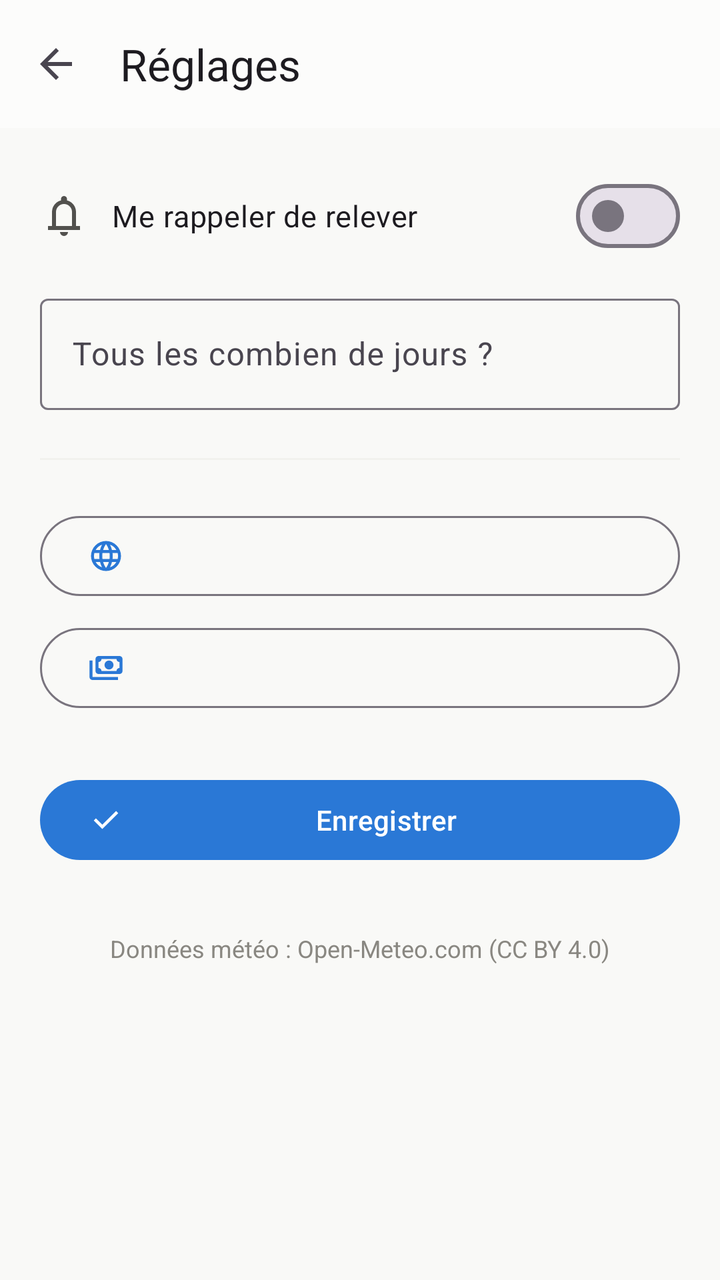
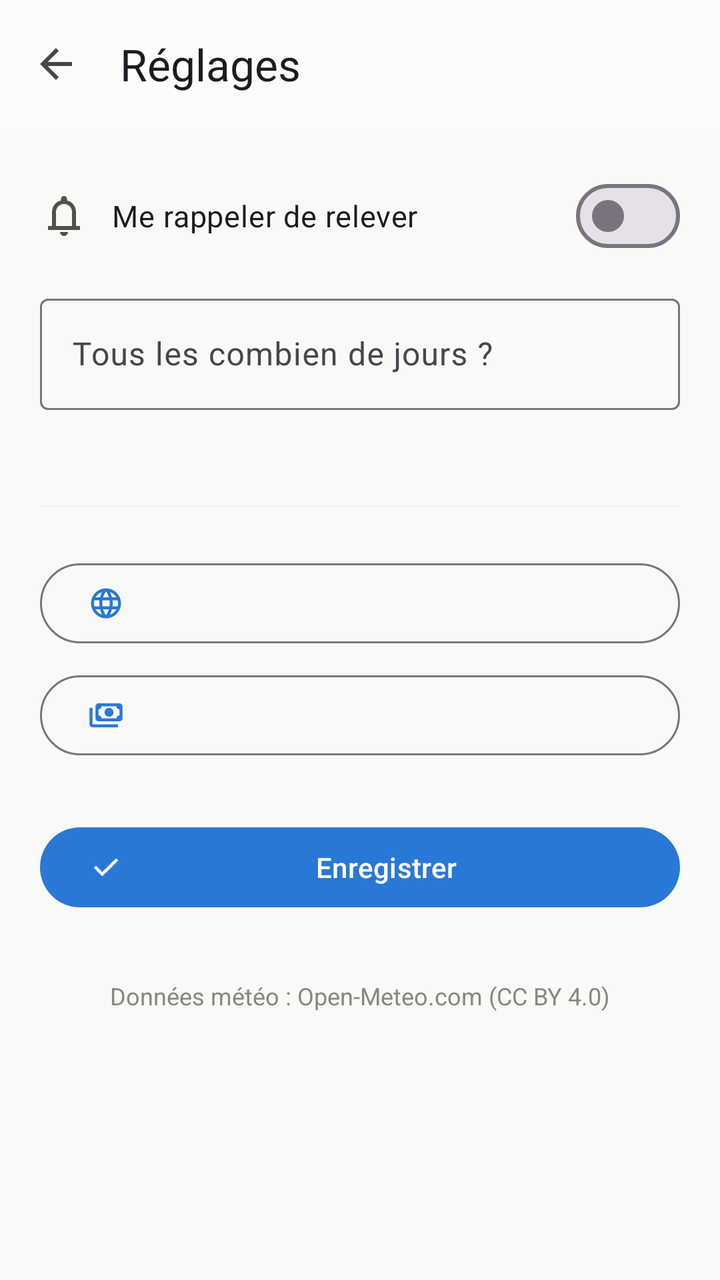

The first picture is an Android layout as it rendered before a commit; the second is the same layout after the commit. The layout source and the unified diff follow.
<!-- AndroidManifest.xml: application theme Theme.SuiviCompteurs -->
<!-- res/layout/activity_reglages.xml -->
<?xml version="1.0" encoding="utf-8"?>
<LinearLayout xmlns:android="http://schemas.android.com/apk/res/android"
    xmlns:app="http://schemas.android.com/apk/res-auto"
    android:id="@+id/root"
    android:layout_width="match_parent"
    android:layout_height="match_parent"
    android:orientation="vertical"
    android:background="@color/plan">

    <com.google.android.material.appbar.MaterialToolbar
        android:id="@+id/barre"
        android:layout_width="match_parent"
        android:layout_height="?attr/actionBarSize"
        android:background="@color/surface"
        app:navigationIcon="@drawable/ic_retour"
        app:title="@string/titre_reglages" />

    <ScrollView
        android:layout_width="match_parent"
        android:layout_height="0dp"
        android:layout_weight="1">

        <LinearLayout
            android:layout_width="match_parent"
            android:layout_height="wrap_content"
            android:orientation="vertical"
            android:padding="20dp">

            <com.google.android.material.materialswitch.MaterialSwitch
                android:id="@+id/interrupteurRappel"
                android:drawableStart="@drawable/ic_rappel"
                android:drawablePadding="12dp"
                app:drawableTint="@color/encre_2"
                android:layout_width="match_parent"
                android:layout_height="wrap_content"
                android:text="@string/rappel_titre_reglage"
                android:textSize="15sp" />

            <LinearLayout
                android:id="@+id/blocJours"
                android:layout_width="match_parent"
                android:layout_height="wrap_content"
                android:layout_marginTop="12dp"
                android:orientation="vertical">

                <com.google.android.material.textfield.TextInputLayout
                    style="@style/Widget.Material3.TextInputLayout.OutlinedBox"
                    android:layout_width="match_parent"
                    android:layout_height="wrap_content"
                    android:hint="@string/rappel_intervalle">

                    <com.google.android.material.textfield.TextInputEditText
                        android:id="@+id/champJours"
                        android:layout_width="match_parent"
                        android:layout_height="wrap_content"
                        android:inputType="number" />
                </com.google.android.material.textfield.TextInputLayout>
            </LinearLayout>

            <View
                android:layout_width="match_parent"
                android:layout_height="1dp"
                android:layout_marginVertical="24dp"
                android:background="@color/bandeau_calme" />

            <com.google.android.material.button.MaterialButton
                android:id="@+id/boutonLangue"
                app:icon="@drawable/ic_langue"
                style="@style/Widget.Material3.Button.OutlinedButton"
                android:layout_width="match_parent"
                android:layout_height="wrap_content" />

            <com.google.android.material.button.MaterialButton
                android:id="@+id/boutonDevise"
                app:icon="@drawable/ic_devise"
                style="@style/Widget.Material3.Button.OutlinedButton"
                android:layout_width="match_parent"
                android:layout_height="wrap_content"
                android:layout_marginTop="8dp" />

            <com.google.android.material.button.MaterialButton
                android:id="@+id/boutonEnregistrer"
                app:icon="@drawable/ic_valider"
                android:layout_width="match_parent"
                android:layout_height="wrap_content"
                android:layout_marginTop="28dp"
                android:text="@string/enregistrer" />

            
            <com.google.android.material.button.MaterialButton
                android:id="@+id/boutonDons"
                app:icon="@drawable/ic_dons"
                app:iconTint="@color/critique"
                style="@style/Widget.Material3.Button.TextButton"
                android:layout_width="match_parent"
                android:layout_height="wrap_content"
                android:layout_marginTop="16dp"
                android:text="@string/soutenir"
                android:visibility="gone" />

            
            <TextView
                android:layout_width="match_parent"
                android:layout_height="wrap_content"
                android:layout_marginTop="32dp"
                android:gravity="center"
                android:text="@string/source_meteo"
                android:textColor="@color/encre_3"
                android:textSize="12sp" />

            
            <TextView
                android:id="@+id/texteVersion"
                android:layout_width="match_parent"
                android:layout_height="wrap_content"
                android:layout_marginTop="4dp"
                android:gravity="center"
                android:textColor="@color/encre_3"
                android:textSize="12sp" />
        </LinearLayout>
    </ScrollView>
</LinearLayout>
<!-- resources referenced by this layout -->
<resources>
  <color name="bandeau_calme">#F2F2EE</color>
  <color name="critique">#D03B3B</color>
  <color name="encre_2">#52514E</color>
  <color name="encre_3">#898781</color>
  <color name="plan">#F9F9F7</color>
  <color name="surface">#FCFCFB</color>
  <!-- drawable ic_dons (drawable) -->
  <?xml version="1.0" encoding="utf-8"?>
  <vector xmlns:android="http://schemas.android.com/apk/res/android"
      android:width="24dp"
      android:height="24dp"
      android:viewportWidth="960"
      android:viewportHeight="960"
      android:tint="?attr/colorControlNormal">
      <group android:translateY="960">
          <path
              android:fillColor="#000000"
              android:pathData="m480-120-58-52q-101-91-167-157T150-447.5Q111-500 95.5-544T80-634q0-94 63-157t157-63q52 0 99 22t81 62q34-40 81-62t99-22q94 0 157 63t63 157q0 46-15.5 90T810-447.5Q771-395 705-329T538-172l-58 52Z" />
      </group>
  </vector>
  <!-- drawable ic_rappel (drawable) -->
  <?xml version="1.0" encoding="utf-8"?>
  <vector xmlns:android="http://schemas.android.com/apk/res/android"
      android:width="24dp"
      android:height="24dp"
      android:viewportWidth="960"
      android:viewportHeight="960"
      android:tint="?attr/colorControlNormal">
      <group android:translateY="960">
          <path
              android:fillColor="#000000"
              android:pathData="M160-200v-80h80v-280q0-83 50-147.5T420-792v-28q0-25 17.5-42.5T480-880q25 0 42.5 17.5T540-820v28q80 20 130 84.5T720-560v280h80v80H160Zm320-300Zm0 420q-33 0-56.5-23.5T400-160h160q0 33-23.5 56.5T480-80ZM320-280h320v-280q0-66-47-113t-113-47q-66 0-113 47t-47 113v280Z" />
      </group>
  </vector>
  <!-- drawable ic_retour (drawable) -->
  <vector xmlns:android="http://schemas.android.com/apk/res/android"
      android:width="24dp"
      android:height="24dp"
      android:viewportWidth="24"
      android:viewportHeight="24"
      android:tint="?attr/colorControlNormal">
      <path
          android:fillColor="#000000"
          android:pathData="M20,11H7.83l5.59,-5.59L12,4l-8,8 8,8 1.41,-1.41L7.83,13H20v-2z" />
  </vector>
  <!-- drawable ic_valider (drawable) -->
  <?xml version="1.0" encoding="utf-8"?>
  <vector xmlns:android="http://schemas.android.com/apk/res/android"
      android:width="24dp"
      android:height="24dp"
      android:viewportWidth="960"
      android:viewportHeight="960"
      android:tint="?attr/colorControlNormal">
      <group android:translateY="960">
          <path
              android:fillColor="#000000"
              android:pathData="M382-240 154-468l57-57 171 171 367-367 57 57-424 424Z" />
      </group>
  </vector>
  <string name="enregistrer">Enregistrer</string>
  <string name="rappel_intervalle">Tous les combien de jours ?</string>
  <string name="rappel_titre_reglage">Me rappeler de relever</string>
  <string name="source_meteo">Données météo : Open-Meteo.com (CC BY 4.0)</string>
  <string name="soutenir">Soutenir le développement (don libre)</string>
  <string name="titre_reglages">Réglages</string>
  <style name="Theme.SuiviCompteurs" parent="Theme.Material3.DayNight.NoActionBar">
          <item name="colorPrimary">@color/primaire</item>
          <item name="colorPrimaryDark">@color/primaire_sombre</item>
          <item name="colorSecondary">@color/primaire</item>
          <item name="android:colorBackground">@color/plan</item>
          
          <item name="android:statusBarColor" tools:targetApi="l">@android:color/transparent</item>
          <item name="android:navigationBarColor" tools:targetApi="l">@android:color/transparent</item>
      </style>
  <color name="primaire">#2A78D6</color>
  <color name="primaire_sombre">#1C5CAB</color>
</resources>

<!-- the commit's change to res/layout/activity_reglages.xml (unified diff, before → after) -->
@@ -55,6 +55,14 @@
                         android:layout_height="wrap_content"
                         android:inputType="number" />
                 </com.google.android.material.textfield.TextInputLayout>
+
+                <TextView
+                    android:id="@+id/texteProchainRappel"
+                    android:layout_width="match_parent"
+                    android:layout_height="wrap_content"
+                    android:layout_marginTop="6dp"
+                    android:textColor="@color/encre_2"
+                    android:textSize="13sp" />
             </LinearLayout>
 
             <View
